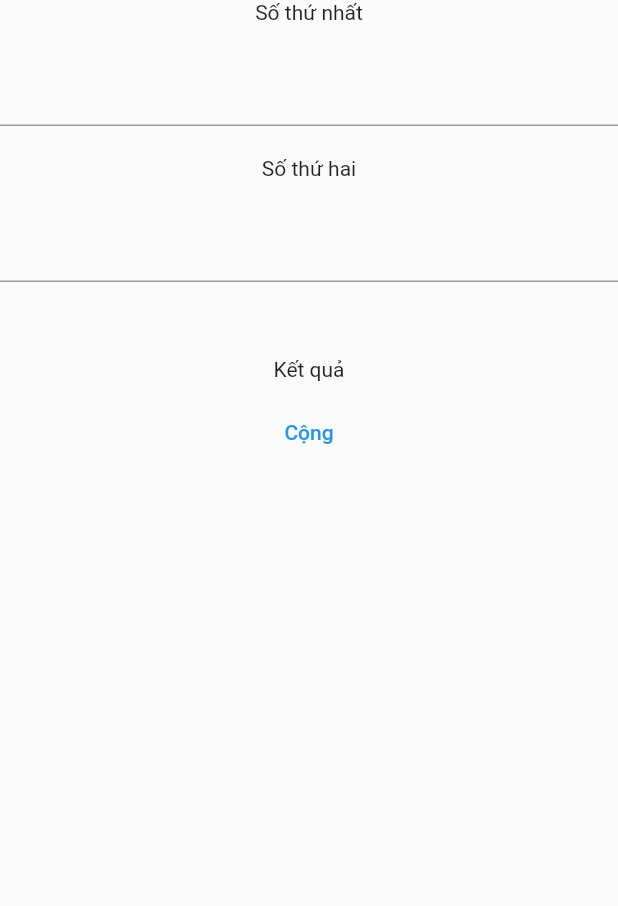
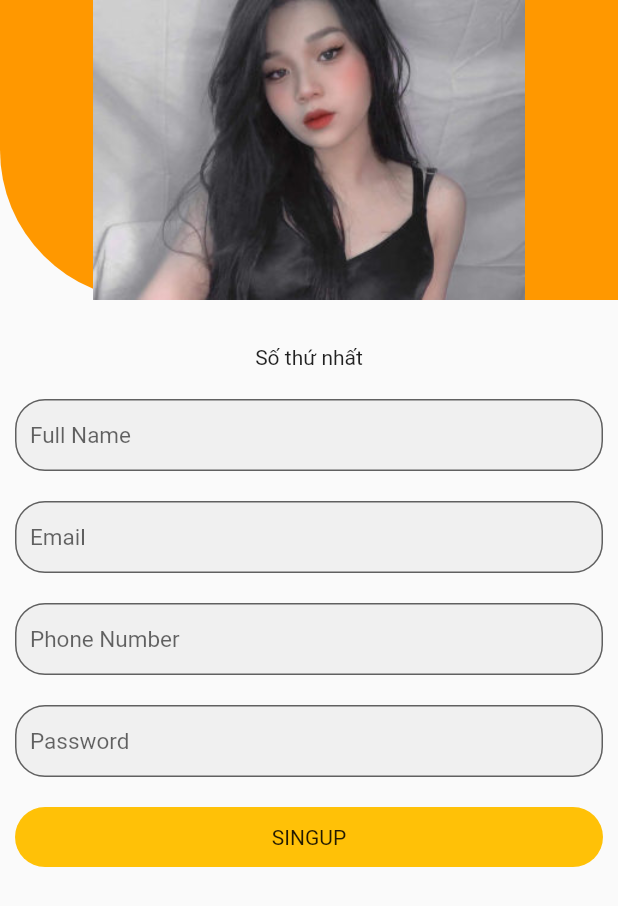
Before and after one commit to nguyenhuynhdeveloper/flutter_codefresher, a Flutter app: the screen it shows after launch, on a phone screen of 412 x 824 dp. Shown: the top 906 px of the screen. Run offline on Flutter 3.47's test engine with Material 2 defaults, Android fonts, the phone set to English and light mode, and no system bars.

Commit message:
11/8/2022

```diff
--- /dev/null
+++ b/lib/flutterDemo.dart
@@ -0,0 +1,48 @@
+// demo default app
+class MyHomePage extends StatefulWidget {
+  const MyHomePage({Key? key, required this.title}) : super(key: key);
+
+  final String title;
+
+  //override state
+  @override
+  State<MyHomePage> createState() => _MyHomePageState();
+}
+
+class _MyHomePageState extends State<MyHomePage> {
+  int _counter = 0;
+
+  void _incrementCounter() {
+    setState(() {
+      _counter++;
+    });
+  }
+
+  @override
+  Widget build(BuildContext context) {
+    return Scaffold(
+      appBar: AppBar(
+        title: Text(widget.title),
+      ),
+      body: Center(
+        child: Column(
+          mainAxisAlignment: MainAxisAlignment.center,
+          children: <Widget>[
+            const Text(
+              'You have pushed the button this many times:',
+            ),
+            Text(
+              '$_counter',
+              style: Theme.of(context).textTheme.headline4,
+            ),
+          ],
+        ),
+      ),
+      floatingActionButton: FloatingActionButton(
+        onPressed: _incrementCounter,
+        tooltip: 'Increment',
+        child: const Icon(Icons.add),
+      ), // This trailing comma makes auto-formatting nicer for build methods.
+    );
+  }
+}
--- a/lib/login.dart
+++ b/lib/login.dart
@@ -8,28 +8,104 @@ class CalculatorPage extends StatefulWidget {
 }
 
 class _CalculatorPageState extends State<CalculatorPage> {
+  int firstNumber = 0;
+  int secondNumber = 0;
+  int result = 0;
+
+  final _firstController = TextEditingController();
+  final _secondController = TextEditingController();
+
+  TextEditingController fullNameController = TextEditingController();
+  TextEditingController emailController = TextEditingController();
+  TextEditingController phoneController = TextEditingController();
+  TextEditingController passController = TextEditingController();
+
   @override
   Widget build(BuildContext context) {
     return Scaffold(
       body: Column(
         children: [
-          const Text('Số thứ nhất'),
-          const SizedBox(height: 20),
-          const TextField(
-            keyboardType: TextInputType.number,
+          Container(
+            decoration: const BoxDecoration(
+                color: Colors.orange,
+                borderRadius:
+                    BorderRadius.only(bottomLeft: Radius.circular(100.0))),
+            width: double.infinity,
+            height: 200,
+            child: SizedBox(
+              height: 50,
+              child: Image.asset(
+                'assets/images/anh.jpeg',
+                fit: BoxFit.fitHeight,
+                width: 20,
+                height: 30,
+              ),
+            ),
           ),
-          const SizedBox(height: 20),
-          const Text('Số thứ hai'),
-          const SizedBox(height: 20),
-          const TextField(
-            keyboardType: TextInputType.number,
-          ),
-          const SizedBox(height: 50),
-          const Text('Kết quả'),
-          const SizedBox(height: 10),
-          TextButton(onPressed: () {}, child: const Text('Cộng'))
+          Padding(
+            padding: const EdgeInsets.all(10.0),
+            child: Column(
+              children: [
+                const SizedBox(
+                  height: 20,
+                ),
+                const Text('Số thứ nhất'),
+                const SizedBox(height: 20),
+                _input('Full Name', fullNameController),
+                const SizedBox(height: 20),
+                _input('Email', emailController),
+                const SizedBox(height: 20),
+                _input('Phone Number', phoneController),
+                const SizedBox(height: 20),
+                _input('Password', passController),
+                const SizedBox(height: 20),
+                GestureDetector(
+                  onTap: () {
+                    print('abc');
+                  },
+                  child: Container(
+                    decoration: BoxDecoration(
+                        color: Colors.amber,
+                        borderRadius: BorderRadius.circular(20)),
+                    width: double.infinity,
+                    height: 40,
+                    child: const Center(child: Text('SINGUP')),
+                  ),
+                ),
+              ],
+            ),
+          )
         ],
       ),
     );
   }
+
+  TextField _input(
+    String hintText,
+    TextEditingController controller,
+  ) {
+    return TextField(
+      keyboardType: TextInputType.number,
+      controller: _firstController,
+      textAlign: TextAlign.left,
+      style: const TextStyle(
+        color: Colors.blue,
+        fontSize: 15,
+      ),
+      decoration: InputDecoration(
+        border: OutlineInputBorder(
+          borderRadius: BorderRadius.circular(20),
+        ),
+        filled: true,
+        // prefixIcon: Icon(Icons.person),
+        hintText: hintText,
+        labelText: hintText,
+        alignLabelWithHint: true,
+        contentPadding: const EdgeInsets.symmetric(horizontal: 10, vertical: 10),
+        hintStyle: const TextStyle(
+          color: Colors.grey,
+        ),
+      ),
+    );
+  }
 }
--- a/lib/main.dart
+++ b/lib/main.dart
@@ -21,53 +21,3 @@ class MyApp extends StatelessWidget {
 
   }
 }
-
-
-// demo default app
-class MyHomePage extends StatefulWidget {
-  const MyHomePage({Key? key, required this.title}) : super(key: key);
-
-  final String title;
-
-  //override state
-  @override
-  State<MyHomePage> createState() => _MyHomePageState();
-}
-
-class _MyHomePageState extends State<MyHomePage> {
-  int _counter = 0;
-
-  void _incrementCounter() {
-    setState(() {
-      _counter++;
-    });
-  }
-
-  @override
-  Widget build(BuildContext context) {
-    return Scaffold(
-      appBar: AppBar(
-        title: Text(widget.title),
-      ),
-      body: Center(
-        child: Column(
-          mainAxisAlignment: MainAxisAlignment.center,
-          children: <Widget>[
-            const Text(
-              'You have pushed the button this many times:',
-            ),
-            Text(
-              '$_counter',
-              style: Theme.of(context).textTheme.headline4,
-            ),
-          ],
-        ),
-      ),
-      floatingActionButton: FloatingActionButton(
-        onPressed: _incrementCounter,
-        tooltip: 'Increment',
-        child: const Icon(Icons.add),
-      ), // This trailing comma makes auto-formatting nicer for build methods.
-    );
-  }
-}
--- a/pubspec.yaml
+++ b/pubspec.yaml
@@ -58,9 +58,8 @@ flutter:
   uses-material-design: true
 
   # To add assets to your application, add an assets section, like this:
-  # assets:
-  #   - images/a_dot_burr.jpeg
-  #   - images/a_dot_ham.jpeg
+  assets:
+    - assets/images/anh.jpeg
 
   # An image asset can refer to one or more resolution-specific "variants", see
   # https://flutter.dev/assets-and-images/#resolution-aware
```
Also changed, not shown: assets/images/anh.jpeg (added).
